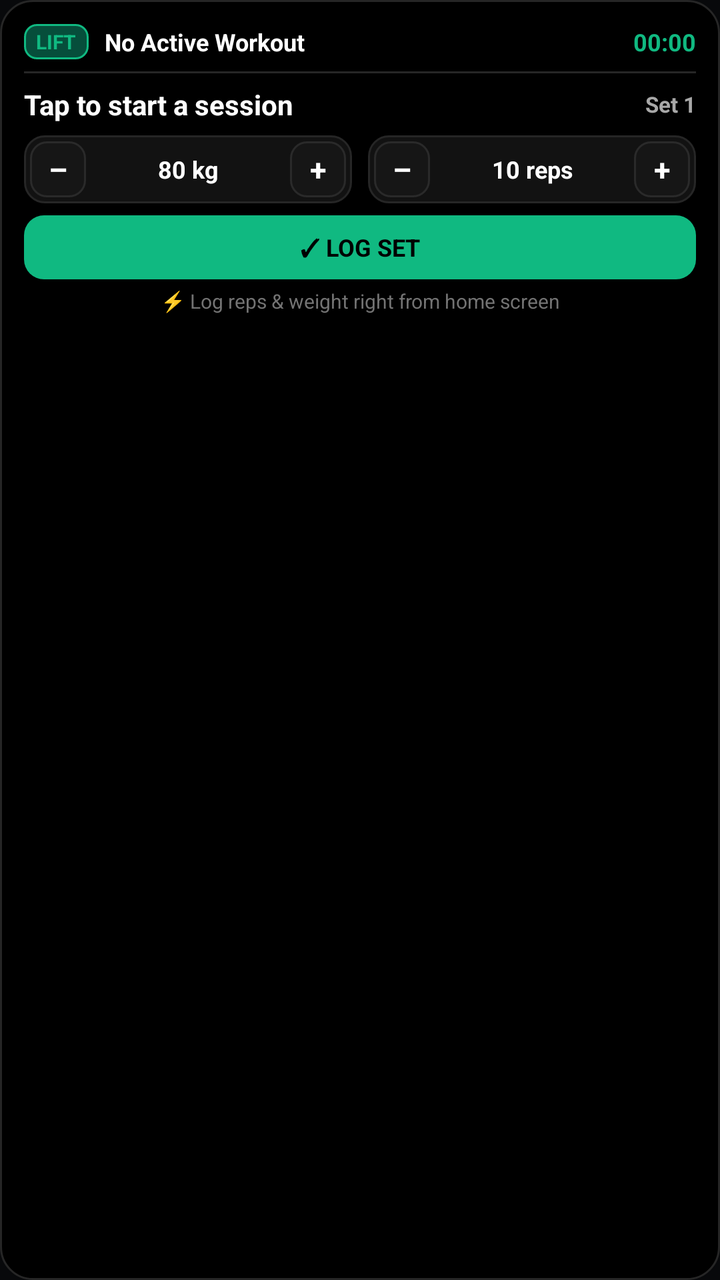
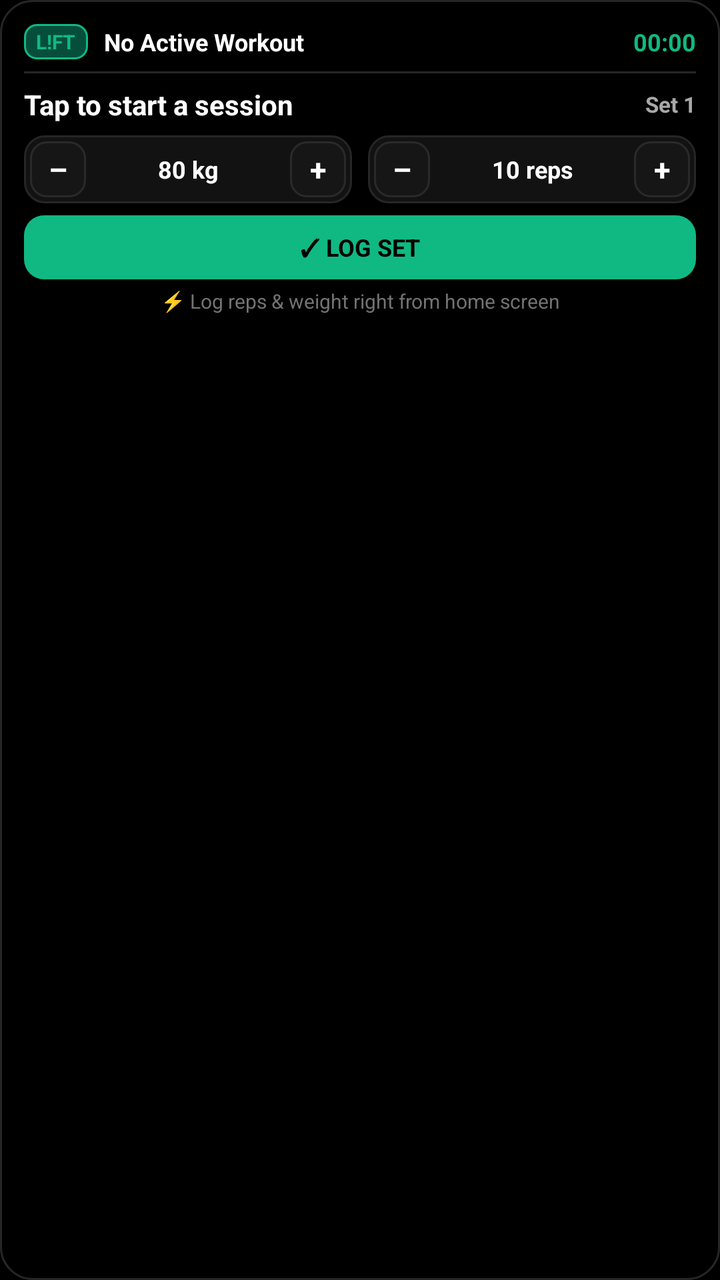

The first picture is an Android layout as it rendered before a commit; the second is the same layout after the commit. The layout source and the unified diff follow.
<!-- AndroidManifest.xml: application theme AppTheme -->
<!-- res/layout/widget_workout.xml -->
<?xml version="1.0" encoding="utf-8"?>
<LinearLayout xmlns:android="http://schemas.android.com/apk/res/android"
    android:id="@+id/widget_root"
    android:layout_width="match_parent"
    android:layout_height="match_parent"
    android:background="@drawable/widget_bg"
    android:orientation="vertical"
    android:padding="12dp">

    
    <LinearLayout
        android:id="@+id/widget_header_bar"
        android:layout_width="match_parent"
        android:layout_height="wrap_content"
        android:gravity="center_vertical"
        android:orientation="horizontal">

        <TextView
            android:layout_width="wrap_content"
            android:layout_height="wrap_content"
            android:background="@drawable/widget_green_badge"
            android:paddingLeft="6dp"
            android:paddingTop="2dp"
            android:paddingRight="6dp"
            android:paddingBottom="2dp"
            android:text="LIFT"
            android:textColor="#10B981"
            android:textSize="10sp"
            android:textStyle="bold" />

        <TextView
            android:id="@+id/tv_workout_name"
            android:layout_width="0dp"
            android:layout_height="wrap_content"
            android:layout_marginLeft="8dp"
            android:layout_weight="1"
            android:ellipsize="end"
            android:maxLines="1"
            android:text="No Active Workout"
            android:textColor="#FFFFFF"
            android:textSize="12sp"
            android:textStyle="bold" />

        <TextView
            android:id="@+id/tv_elapsed_time"
            android:layout_width="wrap_content"
            android:layout_height="wrap_content"
            android:text="00:00"
            android:textColor="#10B981"
            android:textSize="12sp"
            android:textStyle="bold" />
    </LinearLayout>

    
    <FrameLayout
        android:layout_width="match_parent"
        android:layout_height="1dp"
        android:layout_marginTop="6dp"
        android:layout_marginBottom="6dp"
        android:background="#262626" />

    
    <LinearLayout
        android:layout_width="match_parent"
        android:layout_height="wrap_content"
        android:gravity="center_vertical"
        android:orientation="horizontal">

        <TextView
            android:id="@+id/tv_exercise_name"
            android:layout_width="0dp"
            android:layout_height="wrap_content"
            android:layout_weight="1"
            android:ellipsize="end"
            android:maxLines="1"
            android:text="Tap to start a session"
            android:textColor="#FFFFFF"
            android:textSize="14sp"
            android:textStyle="bold" />

        <TextView
            android:id="@+id/tv_set_details"
            android:layout_width="wrap_content"
            android:layout_height="wrap_content"
            android:text="Set 1"
            android:textColor="#A8A8A8"
            android:textSize="11sp"
            android:textStyle="bold" />
    </LinearLayout>

    
    <LinearLayout
        android:layout_width="match_parent"
        android:layout_height="wrap_content"
        android:layout_marginTop="6dp"
        android:orientation="horizontal">

        
        <LinearLayout
            android:layout_width="0dp"
            android:layout_height="wrap_content"
            android:layout_marginRight="4dp"
            android:layout_weight="1"
            android:background="@drawable/widget_pill_bg"
            android:gravity="center"
            android:orientation="horizontal"
            android:padding="3dp">

            <TextView
                android:id="@+id/btn_dec_weight"
                android:layout_width="28dp"
                android:layout_height="28dp"
                android:background="@drawable/widget_btn_bg"
                android:gravity="center"
                android:text="–"
                android:textColor="#FFFFFF"
                android:textSize="15sp"
                android:textStyle="bold" />

            <TextView
                android:id="@+id/tv_current_weight"
                android:layout_width="0dp"
                android:layout_height="wrap_content"
                android:layout_weight="1"
                android:gravity="center"
                android:text="80 kg"
                android:textColor="#FFFFFF"
                android:textSize="12sp"
                android:textStyle="bold" />

            <TextView
                android:id="@+id/btn_inc_weight"
                android:layout_width="28dp"
                android:layout_height="28dp"
                android:background="@drawable/widget_btn_bg"
                android:gravity="center"
                android:text="+"
                android:textColor="#FFFFFF"
                android:textSize="15sp"
                android:textStyle="bold" />
        </LinearLayout>

        
        <LinearLayout
            android:layout_width="0dp"
            android:layout_height="wrap_content"
            android:layout_marginLeft="4dp"
            android:layout_weight="1"
            android:background="@drawable/widget_pill_bg"
            android:gravity="center"
            android:orientation="horizontal"
            android:padding="3dp">

            <TextView
                android:id="@+id/btn_dec_reps"
                android:layout_width="28dp"
                android:layout_height="28dp"
                android:background="@drawable/widget_btn_bg"
                android:gravity="center"
                android:text="–"
                android:textColor="#FFFFFF"
                android:textSize="15sp"
                android:textStyle="bold" />

            <TextView
                android:id="@+id/tv_current_reps"
                android:layout_width="0dp"
                android:layout_height="wrap_content"
                android:layout_weight="1"
                android:gravity="center"
                android:text="10 reps"
                android:textColor="#FFFFFF"
                android:textSize="12sp"
                android:textStyle="bold" />

            <TextView
                android:id="@+id/btn_inc_reps"
                android:layout_width="28dp"
                android:layout_height="28dp"
                android:background="@drawable/widget_btn_bg"
                android:gravity="center"
                android:text="+"
                android:textColor="#FFFFFF"
                android:textSize="15sp"
                android:textStyle="bold" />
        </LinearLayout>
    </LinearLayout>

    
    <TextView
        android:id="@+id/btn_log_set"
        android:layout_width="match_parent"
        android:layout_height="32dp"
        android:layout_marginTop="6dp"
        android:background="@drawable/widget_log_btn_bg"
        android:gravity="center"
        android:text="✓ LOG SET"
        android:textColor="#000000"
        android:textSize="12sp"
        android:textStyle="bold" />

    
    <TextView
        android:id="@+id/tv_status_pill"
        android:layout_width="match_parent"
        android:layout_height="wrap_content"
        android:layout_marginTop="4dp"
        android:ellipsize="end"
        android:gravity="center"
        android:maxLines="1"
        android:text="⚡ Log reps &amp; weight right from home screen"
        android:textColor="#737373"
        android:textSize="10sp" />

</LinearLayout>
<!-- resources referenced by this layout -->
<resources>
  <!-- drawable widget_bg (drawable) -->
  <?xml version="1.0" encoding="utf-8"?>
  <shape xmlns:android="http://schemas.android.com/apk/res/android"
      android:shape="rectangle">
      <solid android:color="#000000" />
      <corners android:radius="16dp" />
      <stroke
          android:width="1dp"
          android:color="#262626" />
  </shape>
  <!-- drawable widget_btn_bg (drawable) -->
  <?xml version="1.0" encoding="utf-8"?>
  <shape xmlns:android="http://schemas.android.com/apk/res/android"
      android:shape="rectangle">
      <solid android:color="#161616" />
      <corners android:radius="8dp" />
      <stroke
          android:width="1dp"
          android:color="#2A2A2A" />
  </shape>
  <!-- drawable widget_green_badge (drawable) -->
  <?xml version="1.0" encoding="utf-8"?>
  <shape xmlns:android="http://schemas.android.com/apk/res/android"
      android:shape="rectangle">
      <solid android:color="#064E3B" />
      <corners android:radius="6dp" />
      <stroke
          android:width="1dp"
          android:color="#10B981" />
  </shape>
  <!-- drawable widget_log_btn_bg (drawable) -->
  <?xml version="1.0" encoding="utf-8"?>
  <shape xmlns:android="http://schemas.android.com/apk/res/android"
      android:shape="rectangle">
      <solid android:color="#10B981" />
      <corners android:radius="10dp" />
  </shape>
  <!-- drawable widget_pill_bg (drawable) -->
  <?xml version="1.0" encoding="utf-8"?>
  <shape xmlns:android="http://schemas.android.com/apk/res/android"
      android:shape="rectangle">
      <solid android:color="#121212" />
      <corners android:radius="10dp" />
      <stroke
          android:width="1dp"
          android:color="#262626" />
  </shape>
  <style name="AppTheme" parent="Theme.AppCompat.DayNight.NoActionBar">
      <item name="android:editTextBackground">@drawable/rn_edit_text_material</item>
      <item name="colorPrimary">@color/colorPrimary</item>
      <item name="android:statusBarColor">@android:color/transparent</item>
      <item name="android:navigationBarColor">@android:color/transparent</item>
      <item name="android:windowBackground">@color/activityBackground</item>
    </style>
  <!-- drawable rn_edit_text_material (drawable) -->
  <?xml version="1.0" encoding="utf-8"?>
  <inset xmlns:android="http://schemas.android.com/apk/res/android"
         android:insetLeft="@dimen/abc_edit_text_inset_horizontal_material"
         android:insetRight="@dimen/abc_edit_text_inset_horizontal_material"
         android:insetTop="@dimen/abc_edit_text_inset_top_material"
         android:insetBottom="@dimen/abc_edit_text_inset_bottom_material"
         >
  
      <selector>
          
          <item android:state_enabled="false" android:drawable="@drawable/abc_textfield_default_mtrl_alpha"/>
          <item android:drawable="@drawable/abc_textfield_activated_mtrl_alpha"/>
      </selector>
  
  </inset>
  <color name="colorPrimary">#023c69</color>
  <color name="activityBackground">#08090B</color>
</resources>

<!-- the commit's change to res/layout/widget_workout.xml (unified diff, before → after) -->
@@ -23,7 +23,7 @@
             android:paddingTop="2dp"
             android:paddingRight="6dp"
             android:paddingBottom="2dp"
-            android:text="LIFT"
+            android:text="L!FT"
             android:textColor="#10B981"
             android:textSize="10sp"
             android:textStyle="bold" />
<!-- resource entries referenced after the edit -->
@@ -50,8 +50,8 @@
   <style name="AppTheme" parent="Theme.AppCompat.DayNight.NoActionBar">
       <item name="android:editTextBackground">@drawable/rn_edit_text_material</item>
       <item name="colorPrimary">@color/colorPrimary</item>
-      <item name="android:statusBarColor">@android:color/transparent</item>
-      <item name="android:navigationBarColor">@android:color/transparent</item>
+      <item name="android:statusBarColor">#000000</item>
+      <item name="android:navigationBarColor">#000000</item>
       <item name="android:windowBackground">@color/activityBackground</item>
     </style>
   <!-- drawable rn_edit_text_material (drawable) -->
@@ -70,7 +70,7 @@
       </selector>
   
   </inset>
-  <color name="colorPrimary">#023c69</color>
-  <color name="activityBackground">#08090B</color>
+  <color name="colorPrimary">#000000</color>
+  <color name="activityBackground">#000000</color>
 </resources>
 
